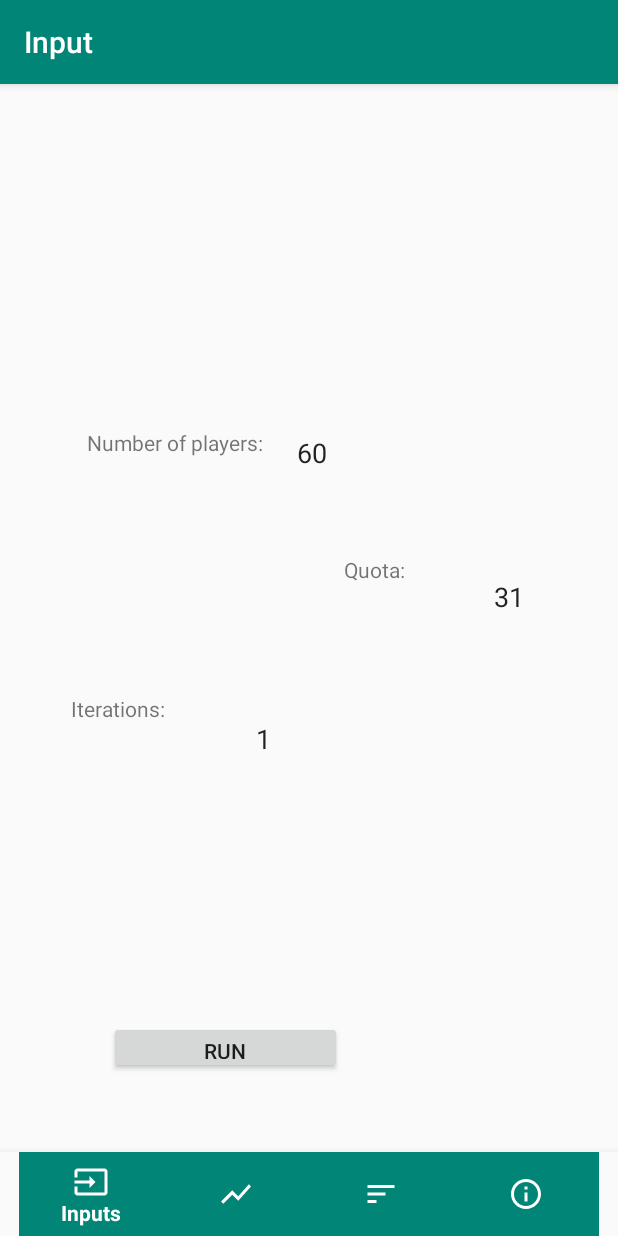
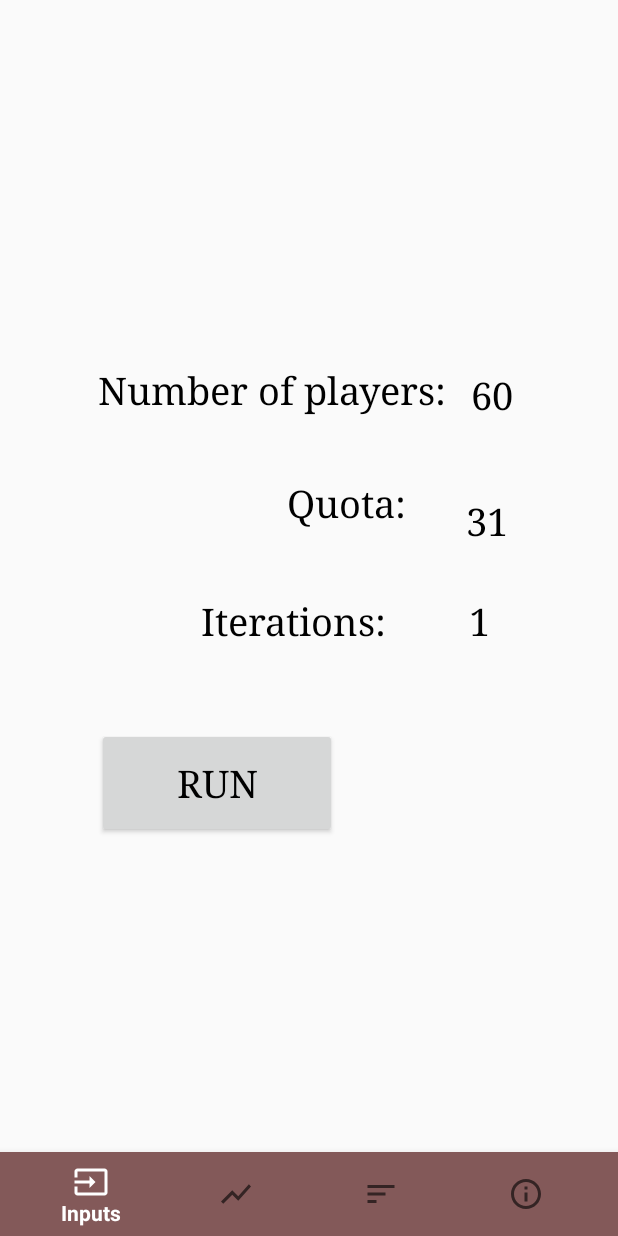
Before and after one commit to nasbotond/MonteCarloAndroid, an Android app: the screen it shows after launch (MainActivity), after a tap on "RUN", on a phone screen of 412 x 824 dp. Run offline under Robolectric (Android 15) with nearby library versions, the phone set to English and light mode, and no system bars.

Commit message:
update various UI elements

```diff
--- a/app/build.gradle
+++ b/app/build.gradle
@@ -9,7 +9,7 @@ android {
     buildToolsVersion "29.0.2"
     defaultConfig {
         applicationId "com.kotlinforandroiddevelopment.montecarloandroid"
-        minSdkVersion 14
+        minSdkVersion 21
         targetSdkVersion 29
         versionCode 1
         versionName "1.0"
--- a/app/src/main/java/com/kotlinforandroiddevelopment/montecarloandroid/InputFragment.kt
+++ b/app/src/main/java/com/kotlinforandroiddevelopment/montecarloandroid/InputFragment.kt
@@ -55,13 +55,22 @@ class InputFragment : Fragment(), CoroutineScope by MainScope() {
         view.findViewById<ProgressBar>(R.id.loadingPanel).visibility = View.INVISIBLE
 
         runBtn.setOnClickListener{
-            activity!!.findViewById<BottomNavigationView>(R.id.bottomNavigationView).menu.forEach { item: MenuItem -> item.isEnabled =
-                false }
 
             launch{
 
                 view.findViewById<ProgressBar>(R.id.loadingPanel).visibility = View.VISIBLE
                 disableEditTextBoxes(view)
+
+                /*
+                activity!!.findViewById<BottomNavigationView>(R.id.bottomNavigationView).menu.forEach{ item: MenuItem -> if(item !=
+                    activity!!.findViewById<BottomNavigationView>(R.id.bottomNavigationView).menu.findItem(R.id.navigation_about) || item !=
+                    activity!!.findViewById<BottomNavigationView>(R.id.bottomNavigationView).menu.findItem(R.id.navigation_input)){item.isEnabled =
+                    false} }
+
+                 */
+
+                activity!!.findViewById<BottomNavigationView>(R.id.bottomNavigationView).menu.findItem(R.id.navigation_chart).isEnabled = false
+                activity!!.findViewById<BottomNavigationView>(R.id.bottomNavigationView).menu.findItem(R.id.navigation_printedData).isEnabled = false
 
                 val dataset = calculatePoints(Integer.parseInt(view.findViewById<EditText>(R.id.numReps).text.toString()),
                     Integer.parseInt(view.findViewById<EditText>(R.id.quota).text.toString()),
@@ -71,8 +80,24 @@ class InputFragment : Fragment(), CoroutineScope by MainScope() {
 
                 view.findViewById<ProgressBar>(R.id.loadingPanel).visibility = View.INVISIBLE
                 enableEditTextBoxes(view)
+
+                /*
                 activity!!.findViewById<BottomNavigationView>(R.id.bottomNavigationView).menu.forEach { item: MenuItem -> item.isEnabled =
                     true }
+
+                 */
+
+                activity!!.findViewById<BottomNavigationView>(R.id.bottomNavigationView).menu.findItem(R.id.navigation_chart).isEnabled = true
+                activity!!.findViewById<BottomNavigationView>(R.id.bottomNavigationView).menu.findItem(R.id.navigation_printedData).isEnabled = true
+
+                /*
+                activity!!.findViewById<BottomNavigationView>(R.id.bottomNavigationView).menu.findItem(R.id.navigation_chart)
+                    .isVisible = true
+
+                activity!!.findViewById<BottomNavigationView>(R.id.bottomNavigationView).menu.findItem(R.id.navigation_printedData)
+                    .isVisible = true
+
+                 */
             }
         }
         // Inflate the layout for this fragment
--- a/app/src/main/java/com/kotlinforandroiddevelopment/montecarloandroid/MainActivity.kt
+++ b/app/src/main/java/com/kotlinforandroiddevelopment/montecarloandroid/MainActivity.kt
@@ -2,12 +2,14 @@ package com.kotlinforandroiddevelopment.montecarloandroid
 
 import android.os.Bundle
 import android.service.autofill.Dataset
+import android.view.MenuItem
 import android.view.View
 import android.widget.Button
 import android.widget.EditText
 import android.widget.ProgressBar
 import androidx.appcompat.app.ActionBar
 import androidx.appcompat.app.AppCompatActivity
+import androidx.core.view.forEach
 import androidx.fragment.app.FragmentTransaction
 import com.google.android.material.bottomnavigation.BottomNavigationView
 import kotlinx.android.synthetic.main.activity_main.*
@@ -15,14 +17,15 @@ import kotlinx.android.synthetic.main.activity_main.*
 
 class MainActivity : AppCompatActivity(), InputFragment.OnFragmentInteractionListener {
 
-    lateinit var toolbar: ActionBar
+    // lateinit var toolbar: ActionBar
     lateinit var dataset : DoubleArray
 
     override fun onCreate(savedInstanceState: Bundle?) {
         super.onCreate(savedInstanceState)
         setContentView(R.layout.activity_main)
 
-        toolbar = supportActionBar!!
+        // toolbar = supportActionBar!!
+        supportActionBar!!.hide()
         val bottomNavigation: BottomNavigationView = findViewById(R.id.bottomNavigationView)
 
         bottomNavigation.setOnNavigationItemSelectedListener(mOnNavigationItemSelectedListener)
@@ -32,33 +35,53 @@ class MainActivity : AppCompatActivity(), InputFragment.OnFragmentInteractionLis
             supportFragmentManager.beginTransaction().replace(R.id.container, fragment)
                 .commit()
         }
+
+        findViewById<BottomNavigationView>(R.id.bottomNavigationView).menu.findItem(R.id.navigation_chart)
+            .isEnabled = false
+        findViewById<BottomNavigationView>(R.id.bottomNavigationView).menu.findItem(R.id.navigation_printedData)
+            .isEnabled=false
+        /*
+        findViewById<BottomNavigationView>(R.id.bottomNavigationView).menu.findItem(R.id.navigation_chart)
+            .isVisible = false
+        findViewById<BottomNavigationView>(R.id.bottomNavigationView).menu.findItem(R.id.navigation_printedData)
+            .isVisible=false
+
+         */
+
+        /*
+        findViewById<BottomNavigationView>(R.id.bottomNavigationView).menu.forEach{ item: MenuItem -> if(item !=
+            findViewById<BottomNavigationView>(R.id.bottomNavigationView).menu.findItem(R.id.navigation_about) || item !=
+            findViewById<BottomNavigationView>(R.id.bottomNavigationView).menu.findItem(R.id.navigation_input)){item.isEnabled =
+            false} }
+
+         */
     }
 
     private val mOnNavigationItemSelectedListener = BottomNavigationView.OnNavigationItemSelectedListener { menuItem ->
         when (menuItem.itemId) {
             R.id.navigation_input -> {
-                toolbar.title = "Input"
+                // toolbar.title = "Input"
                 val fragment = InputFragment.newInstance()
                 supportFragmentManager.beginTransaction().replace(R.id.container, fragment)
                     .commit()
                 return@OnNavigationItemSelectedListener true
             }
             R.id.navigation_chart -> {
-                toolbar.title = "Chart"
+                // toolbar.title = "Chart"
                 val fragment = ChartFragment.newInstance(dataset)
                 supportFragmentManager.beginTransaction().replace(R.id.container, fragment)
                     .commit()
                 return@OnNavigationItemSelectedListener true
             }
             R.id.navigation_printedData -> {
-                toolbar.title = "Printed Data"
+                // toolbar.title = "Printed Data"
                 val fragment = PrintedDataFragment.newInstance(dataset)
                 supportFragmentManager.beginTransaction().replace(R.id.container, fragment)
                     .commit()
                 return@OnNavigationItemSelectedListener true
             }
             R.id.navigation_about -> {
-                toolbar.title = "About"
+                // toolbar.title = "About"
                 val fragment = AboutFragment.newInstance()
                 supportFragmentManager.beginTransaction().replace(R.id.container, fragment)
                     .commit()
--- a/app/src/main/res/layout/activity_main.xml
+++ b/app/src/main/res/layout/activity_main.xml
@@ -19,9 +19,7 @@
         android:layout_marginStart="0dp"
         android:layout_marginEnd="0dp"
         android:background="?android:attr/windowBackground"
-        app:itemBackground="@color/colorPrimary"
-        app:itemIconTint="@android:color/white"
-        app:itemTextColor="@android:color/white"
+        android:theme="@style/BottomNavigationTheme"
         app:layout_constraintBottom_toBottomOf="parent"
         app:layout_constraintLeft_toLeftOf="parent"
         app:layout_constraintRight_toRightOf="parent"
--- a/app/src/main/res/layout/fragment_input.xml
+++ b/app/src/main/res/layout/fragment_input.xml
@@ -12,108 +12,114 @@
 
         <Button
             android:id="@+id/runButton"
-            android:layout_width="155dp"
-            android:layout_height="35dp"
+            android:layout_width="160dp"
+            android:layout_height="73dp"
             android:layout_alignParentEnd="true"
-            android:layout_alignParentRight="true"
             android:layout_alignParentBottom="true"
-            android:layout_marginEnd="184dp"
-            android:layout_marginRight="184dp"
-            android:layout_marginBottom="108dp"
-            android:text="RUN" />
+            android:layout_marginEnd="187dp"
+            android:layout_marginBottom="265dp"
+            android:text="RUN"
+            android:textColor="#000000"
+            android:textSize="25sp"
+            android:typeface="serif" />
 
         <EditText
             android:id="@+id/quota"
             android:layout_width="47dp"
             android:layout_height="wrap_content"
             android:layout_alignParentEnd="true"
-            android:layout_alignParentRight="true"
             android:layout_alignParentBottom="true"
             android:layout_marginTop="72dp"
-            android:layout_marginEnd="35dp"
-            android:layout_marginRight="35dp"
-            android:layout_marginBottom="414dp"
+            android:layout_marginEnd="54dp"
+            android:layout_marginBottom="460dp"
+            android:background="@android:color/transparent"
             android:maxLength="2"
             android:text="31"
-            android:background="@android:color/transparent"/>
+            android:textColor="#000000"
+            android:textSize="25sp"
+            android:typeface="serif" />
 
         <TextView
-            android:layout_width="85dp"
-            android:layout_height="42dp"
+            android:layout_width="175dp"
+            android:layout_height="wrap_content"
             android:layout_alignBottom="@+id/iterations"
-            android:layout_marginEnd="38dp"
-            android:layout_marginRight="38dp"
+            android:layout_marginEnd="3dp"
+            android:layout_marginRight="3dp"
             android:layout_marginBottom="0dp"
             android:layout_toStartOf="@+id/iterations"
             android:layout_toLeftOf="@+id/iterations"
-            android:text="Iterations: " />
+            android:text="Iterations: "
+            android:textColor="#000000"
+            android:textSize="25sp"
+            android:typeface="serif" />
 
         <TextView
-            android:layout_width="86dp"
-            android:layout_height="40dp"
+            android:layout_width="103dp"
+            android:layout_height="49dp"
             android:layout_alignBottom="@+id/quota"
-            android:layout_marginEnd="14dp"
-            android:layout_marginRight="14dp"
-            android:layout_marginBottom="0dp"
+            android:layout_marginEnd="16dp"
+            android:layout_marginBottom="-4dp"
             android:layout_toStartOf="@+id/quota"
-            android:layout_toLeftOf="@+id/quota"
-            android:text="Quota: " />
+            android:text="Quota: "
+            android:textColor="#000000"
+            android:textSize="25sp"
+            android:typeface="serif" />
 
         <TextView
             android:layout_width="wrap_content"
-            android:layout_height="32dp"
+            android:layout_height="58dp"
             android:layout_alignBottom="@+id/numReps"
-            android:layout_marginEnd="19dp"
-            android:layout_marginRight="19dp"
-            android:layout_marginBottom="13dp"
+            android:layout_marginEnd="9dp"
+            android:layout_marginBottom="-9dp"
             android:layout_toStartOf="@+id/numReps"
-            android:layout_toLeftOf="@+id/numReps"
-            android:text="Number of players: " />
+            android:text="Number of players: "
+            android:textColor="#000000"
+            android:textSize="25sp"
+            android:typeface="serif" />
 
         <EditText
             android:id="@+id/numReps"
             android:layout_width="46dp"
-            android:layout_height="58dp"
+            android:layout_height="57dp"
             android:layout_alignParentEnd="true"
-            android:layout_alignParentRight="true"
             android:layout_alignParentBottom="true"
             android:layout_marginTop="32dp"
-            android:layout_marginEnd="168dp"
-            android:layout_marginRight="168dp"
-            android:layout_marginBottom="493dp"
+            android:layout_marginEnd="52dp"
+            android:layout_marginBottom="532dp"
+            android:background="@android:color/transparent"
             android:maxLength="2"
             android:text="60"
-            android:background="@android:color/transparent"/>
+            android:textColor="#000000"
+            android:textSize="25sp"
+            android:typeface="serif" />
 
         <EditText
             android:id="@+id/iterations"
             android:layout_width="39dp"
             android:layout_height="wrap_content"
             android:layout_alignParentEnd="true"
-            android:layout_alignParentRight="true"
             android:layout_alignParentBottom="true"
             android:layout_marginTop="128dp"
-            android:layout_marginEnd="202dp"
-            android:layout_marginRight="202dp"
-            android:layout_marginBottom="319dp"
+            android:layout_marginEnd="60dp"
+            android:layout_marginBottom="393dp"
+            android:background="@android:color/transparent"
             android:maxLength="1"
             android:text="1"
-            android:background="@android:color/transparent"/>
+            android:textColor="#000000"
+            android:textSize="25sp"
+            android:typeface="serif" />
 
         <ProgressBar
             android:id="@+id/loadingPanel"
             android:layout_width="60dp"
             android:layout_height="wrap_content"
             android:layout_alignParentEnd="true"
-            android:layout_alignParentRight="true"
             android:layout_alignParentBottom="true"
             android:layout_marginStart="156dp"
-            android:layout_marginLeft="156dp"
             android:layout_marginTop="300dp"
             android:layout_marginEnd="104dp"
-            android:layout_marginRight="104dp"
-            android:layout_marginBottom="103dp"
-            android:visibility="visible"/>
+            android:layout_marginBottom="273dp"
+            android:visibility="visible" />
 
     </RelativeLayout>
 
--- a/app/src/main/res/menu/navigation.xml
+++ b/app/src/main/res/menu/navigation.xml
@@ -11,7 +11,7 @@
     <item
         android:id="@+id/navigation_printedData"
         android:icon="@drawable/ic_sort_black_24dp"
-        android:title="Printed Data"/>
+        android:title="Printed Data" />
     <item
         android:id="@+id/navigation_about"
         android:icon="@drawable/ic_info_outline_black_24dp"
--- a/app/src/main/res/values/styles.xml
+++ b/app/src/main/res/values/styles.xml
@@ -3,9 +3,14 @@
     <!-- Base application theme. -->
     <style name="AppTheme" parent="Theme.AppCompat.Light.DarkActionBar">
         <!-- Customize your theme here. -->
-        <item name="colorPrimary">@color/colorPrimary</item>
-        <item name="colorPrimaryDark">@color/colorPrimaryDark</item>
-        <item name="colorAccent">@color/colorAccent</item>
+        <item name="colorPrimary">#835959</item>
+        <item name="colorPrimaryDark">#000000</item>
+        <item name="colorAccent">#FF0000</item>
+    </style>
+
+    <style name="BottomNavigationTheme" parent="Theme.AppCompat.Light.DarkActionBar">
+        <item name="android:colorBackground">#835959</item>
+        <item name="colorPrimary">#FFFFFF</item>
     </style>
 
 </resources>
```
